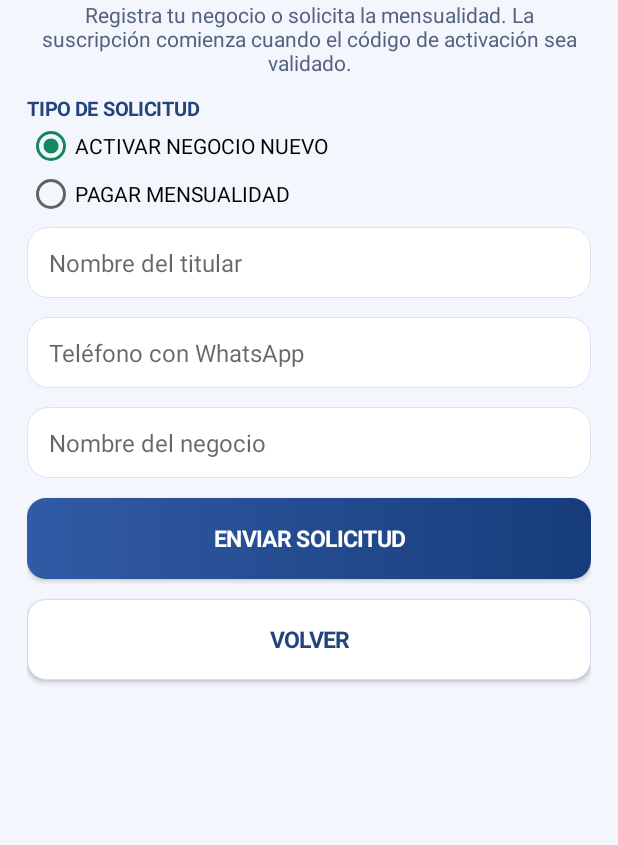
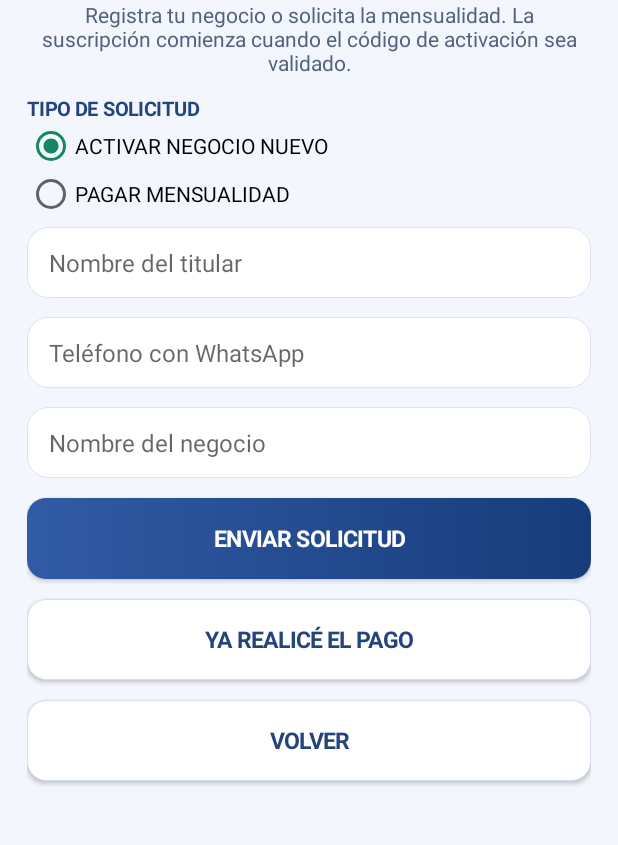
Before and after one commit to 1JAVS41/SENE-VENTAS, an Android app: the ActivationActivity screen opened directly, with no data from a screen before it, on a phone screen of 412 x 824 dp, the part 108-953 px from its top. Run offline under Robolectric (Android 15) with nearby library versions, the phone set to English and light mode, and no system bars.

Commit message:
Cambiar acceso de pago en vinculación

```diff
--- a/app/src/main/java/com/sene/ventas/ActivationActivity.kt
+++ b/app/src/main/java/com/sene/ventas/ActivationActivity.kt
@@ -102,7 +102,7 @@ class ActivationActivity : Activity() {
         root.addView(holder); root.addView(phone); root.addView(business)
         submit = action("ENVIAR SOLICITUD") { sendRequest() }
         root.addView(submit)
-        pending = action("VER DATOS DE PAGO / INGRESAR CÓDIGO", false) { openPayment() }
+        pending = action("YA REALICÉ EL PAGO", false) { openPayment() }
         root.addView(pending)
         countdownLabel = TextView(this).apply {
             textSize = 14f
@@ -117,7 +117,7 @@ class ActivationActivity : Activity() {
         root.addView(action("VOLVER", false) { finish() })
         val scroll = ScrollView(this).apply { isFillViewport = true; addView(root) }
         setContentView(scroll)
-        pending.visibility = if (ActivationApi.pendingFolio(this).isBlank()) android.view.View.GONE else android.view.View.VISIBLE
+        pending.visibility = android.view.View.VISIBLE
         updateRequestFormLock()
     }
 
@@ -126,7 +126,7 @@ class ActivationActivity : Activity() {
         if (::pending.isInitialized) {
             val hasPending = ActivationApi.pendingFolio(this).isNotBlank()
             updateRequestFormLock()
-            pending.visibility = if (hasPending) android.view.View.VISIBLE else android.view.View.GONE
+            pending.visibility = android.view.View.VISIBLE
             countdownLabel.visibility = if (hasPending) android.view.View.VISIBLE else android.view.View.GONE
             countdownHandler.removeCallbacks(countdownTick)
             if (hasPending) countdownHandler.post(countdownTick)
@@ -191,7 +191,7 @@ class ActivationActivity : Activity() {
         updateRequestFormLock()
         if (submit.isEnabled.not()) {
             AlertDialog.Builder(this).setTitle("SOLICITUD EN CURSO")
-                .setMessage("Ya tienes una solicitud activa. No puedes registrar otra ni cambiar los datos hasta que termine el contador de 48 horas. Usa VER DATOS DE PAGO / INGRESAR CÓDIGO para continuar.")
+                .setMessage("Ya tienes una solicitud activa. No puedes registrar otra ni cambiar los datos hasta que termine el contador de 48 horas. Usa YA REALICÉ EL PAGO para ingresar el código cuando lo recibas.")
                 .setPositiveButton("ENTENDIDO", null).show()
             return
         }
@@ -257,11 +257,6 @@ class ActivationActivity : Activity() {
 
     private fun openPayment() {
         val folio = ActivationApi.pendingFolio(this)
-        if (folio.isBlank()) {
-            AlertDialog.Builder(this).setMessage("Primero registra una solicitud para obtener tu folio.")
-                .setPositiveButton("ENTENDIDO", null).show()
-            return
-        }
         startActivity(Intent(this, PaymentInfoActivity::class.java)
             .putExtra("folio", folio)
             .putExtra("amount_cents", ActivationApi.pendingAmount(this)))
```
